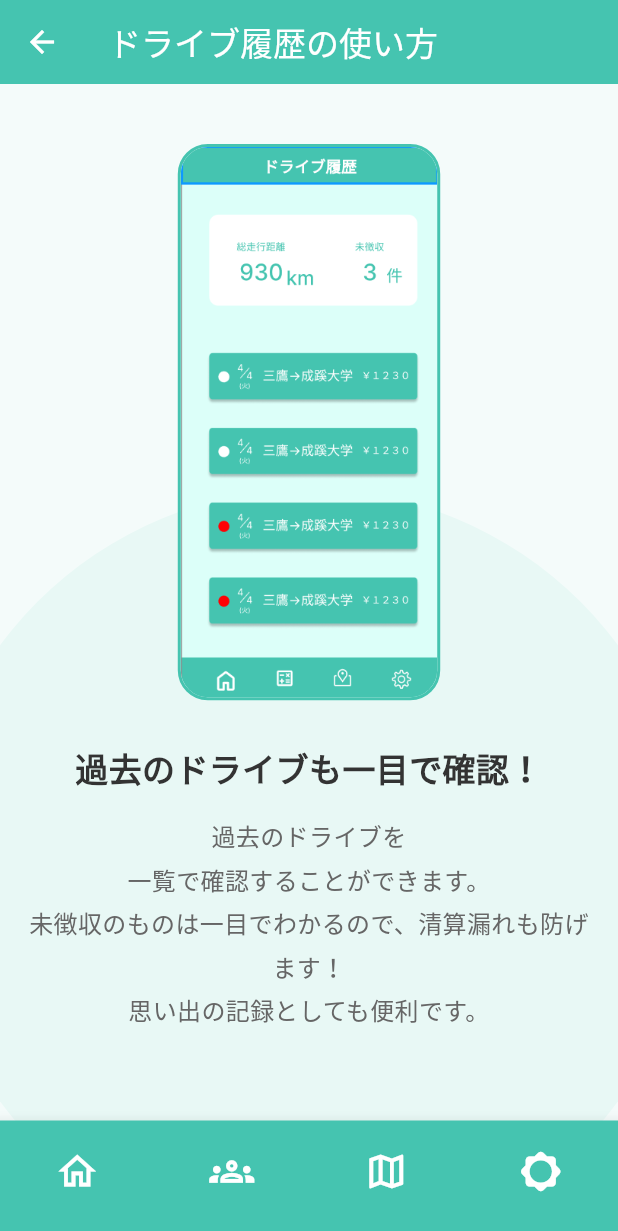
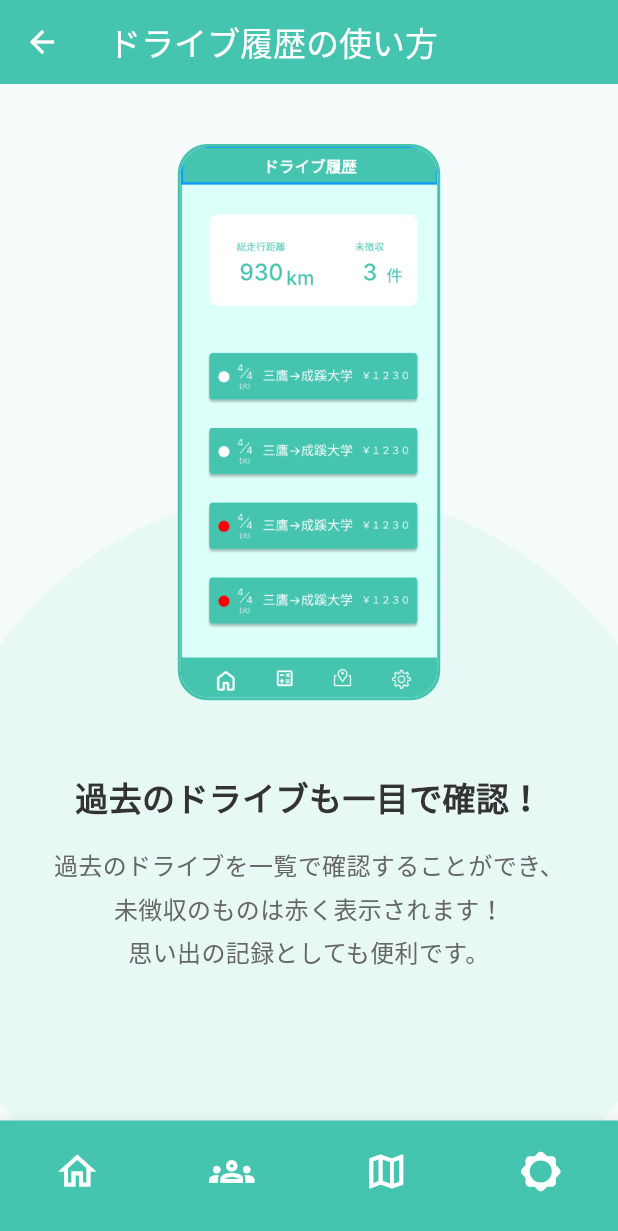
Before and after one commit to momomomomo0903/DrivePay, a Flutter app: the HistoryDetailPage screen opened directly, on a phone screen of 412 x 824 dp. Shown: the top 1231 px of the screen. Run offline on Flutter 3.47's test engine with Material 3 defaults, Android fonts, the phone set to English and light mode, and no system bars; our stand-ins replace cloud_firestore, connectivity_plus, firebase_auth, firebase_core, flutter_riverpod, geocoding and 5 more; accounts and stored records are empty.

Commit message:
fix：文字の位置修正

```diff
--- a/lib/UI/explanation/group_detail.dart
+++ b/lib/UI/explanation/group_detail.dart
@@ -104,7 +104,7 @@ class GroupDetailPage extends StatelessWidget {
                 const Padding(
                   padding: EdgeInsets.symmetric(horizontal: 16),
                   child: Text(
-                    '固定メンバーならグループ登録が便利！',
+                    '固定メンバーなら\nグループ登録が便利！',
                     style: TextStyle(
                       fontSize: 22,
                       fontWeight: FontWeight.bold,
@@ -118,7 +118,7 @@ class GroupDetailPage extends StatelessWidget {
                 const Padding(
                   padding: EdgeInsets.symmetric(horizontal: 16),
                   child: Text(
-                    'あらかじめグループを作成しておけば、いつものメンバーでの精算がもっと簡単に。\n滞納者リストも自動で反映されるので、毎回の入力の手間が省けます。\n仲間とのドライブをもっとスムーズに楽しめます',
+                    'あらかじめグループを作成しておけば、\nいつものメンバーでの精算がもっと簡単に。\n滞納者リストも自動で反映されるので、\n毎回の入力の手間が省けます！',
                     style: TextStyle(
                       fontSize: 16,
                       color: Color(0xFF666666),
--- a/lib/UI/explanation/history_detail.dart
+++ b/lib/UI/explanation/history_detail.dart
@@ -118,7 +118,7 @@ class HistoryDetailPage extends StatelessWidget {
                 const Padding(
                   padding: EdgeInsets.symmetric(horizontal: 16),
                   child: Text(
-                    '過去のドライブを\n一覧で確認することができます。\n未徴収のものは一目でわかるので、清算漏れも防げます！\n思い出の記録としても便利です。',
+                    '過去のドライブを一覧で確認することができ、\n未徴収のものは赤く表示されます！\n思い出の記録としても便利です。',
                     style: TextStyle(
                       fontSize: 16,
                       color: Color(0xFF666666),
--- a/lib/UI/explanation/map_detail.dart
+++ b/lib/UI/explanation/map_detail.dart
@@ -104,7 +104,7 @@ class MapDetailPage extends StatelessWidget {
                 const Padding(
                   padding: EdgeInsets.symmetric(horizontal: 16),
                   child: Text(
-                    '近くのガソリンスタンドをマップで簡単検索！',
+                    '近くのガソリンスタンドを\nマップで簡単検索！',
                     style: TextStyle(
                       fontSize: 22,
                       fontWeight: FontWeight.bold,
```
